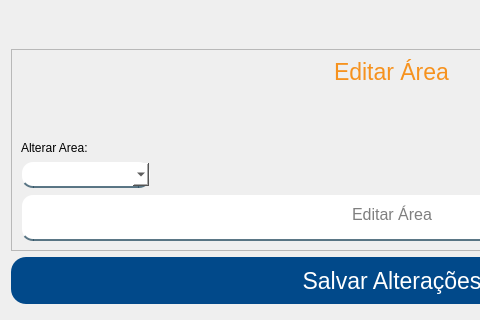
Qt form App/view/ui/editarArea.ui (Senac-SOR-ADS/Mapa-de-Sala) before a commit; both pictures show x 0 to 480 and y 163 to 483 of the 784 by 679 pixel window.
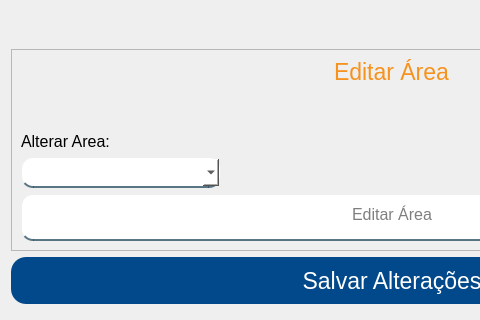
The same form after that commit.

Commit message:
Atualizações no Layout
Encaminhando o resto das alterações de layouts nas telas

Patch:
```diff
--- a/App/view/ui/editarArea.ui
+++ b/App/view/ui/editarArea.ui
@@ -101,6 +101,11 @@
       </item>
       <item alignment="Qt::AlignLeft|Qt::AlignBottom">
        <widget class="QLabel" name="label_2">
+        <property name="font">
+         <font>
+          <pointsize>12</pointsize>
+         </font>
+        </property>
         <property name="text">
          <string>Alterar Area:</string>
         </property>
@@ -110,8 +115,8 @@
        <widget class="QComboBox" name="alterarArea">
         <property name="minimumSize">
          <size>
-          <width>130</width>
-          <height>0</height>
+          <width>200</width>
+          <height>31</height>
          </size>
         </property>
         <property name="cursor">
```
The commit also changes 3 other files.
